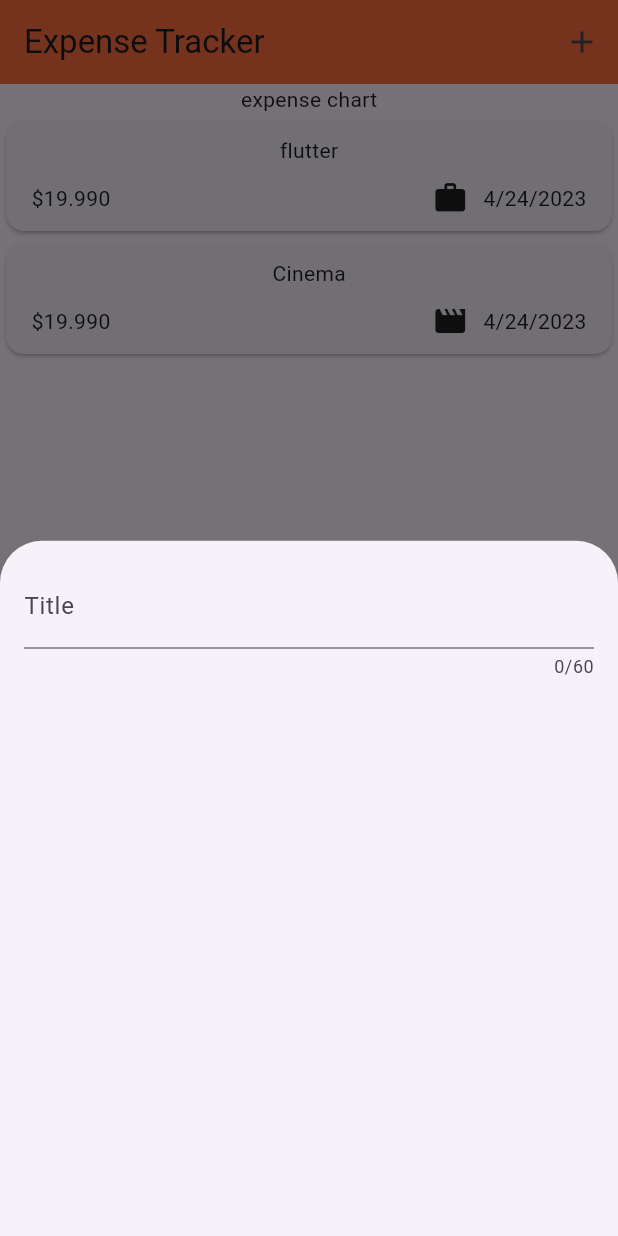
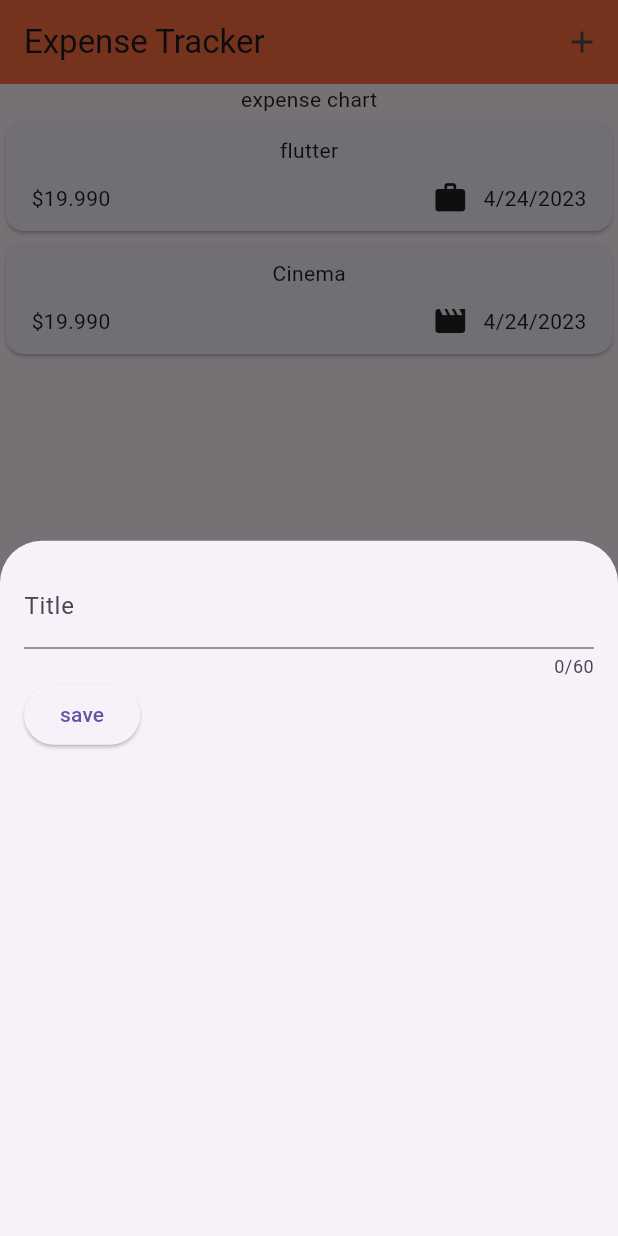
Before and after one commit to spector-0110/Expense-Planner, a Flutter app: the screen it shows after launch, after a tap on the "add" icon, on a phone screen of 412 x 824 dp. Run offline on Flutter 3.47's test engine with Material 2 defaults, Android fonts, the phone set to English and light mode, and no system bars.

Commit message:
title text stored using a function

```diff
--- a/lib/widgets/new_expenses.dart
+++ b/lib/widgets/new_expenses.dart
@@ -9,17 +9,28 @@ class NewExpense extends StatefulWidget {
 }
 
 class _NewExpensesState extends State<NewExpense> {
+  var titleInput = " ";
+  void _saveTitileInput(String inputValue) {
+    titleInput = inputValue;
+  }
+
   @override
   Widget build(context) {
     return Padding(
       padding: const EdgeInsets.all(16),
       child: Column(
-        children: const [
+        children: [
           TextField(
+            onChanged: _saveTitileInput,
             maxLength: 60,
             keyboardType: TextInputType.text,
-            decoration: InputDecoration(label: Text("Title")),
-          )
+            decoration: const InputDecoration(label: Text("Title")),
+          ),
+          Row(
+            children: [
+              ElevatedButton(onPressed: () {}, child: const Text('save'))
+            ],
+          ),
         ],
       ),
     );
```
